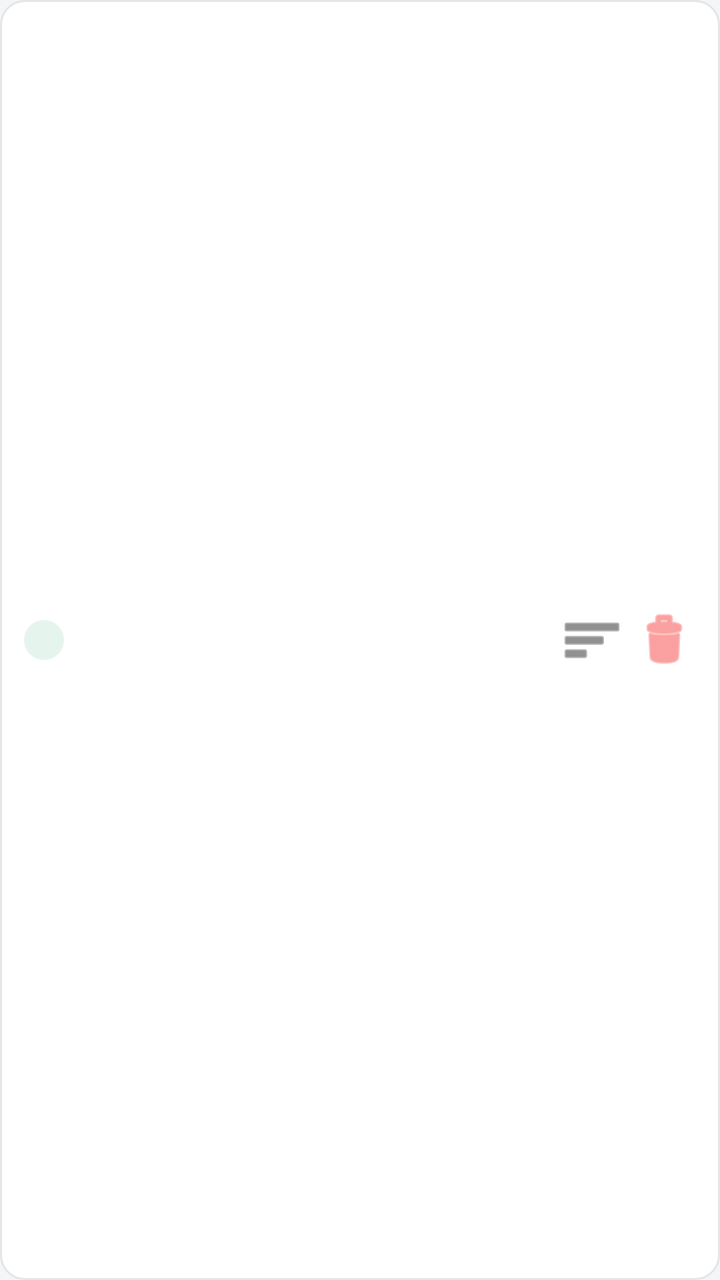
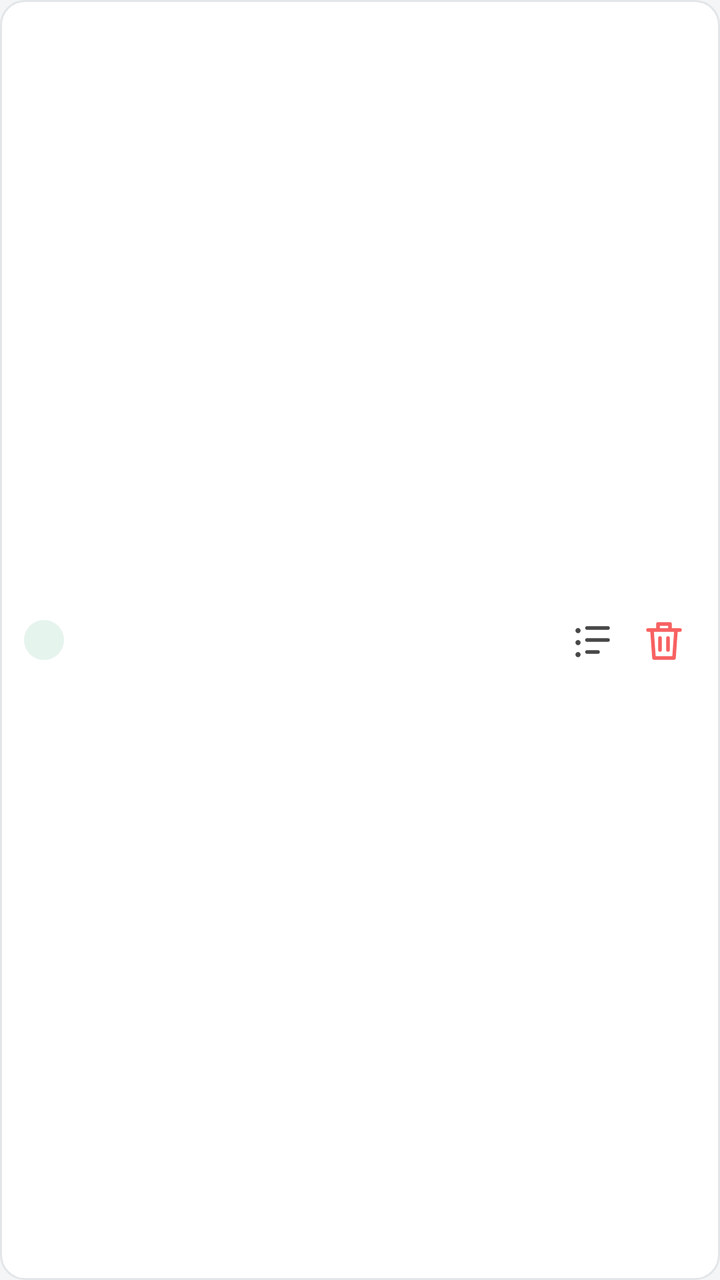

An Android layout rendered at two revisions. The XML below is the earlier revision; the diff shows what the commit changed to produce the second picture.
<!-- AndroidManifest.xml: application theme AppTheme -->
<!-- res/layout/item_sub_action_row.xml -->
<?xml version="1.0" encoding="utf-8"?>
<LinearLayout xmlns:android="http://schemas.android.com/apk/res/android"
    android:layout_width="match_parent"
    android:layout_height="wrap_content"
    android:layout_marginBottom="8dp"
    android:background="@drawable/row_card_ref"
    android:gravity="center_vertical"
    android:orientation="horizontal"
    android:padding="12dp">

    <ImageView
        android:id="@+id/sub_action_icon"
        android:layout_width="20dp"
        android:layout_height="20dp"
        android:background="@drawable/circle_icon_bg"
        android:padding="2dp" />

    <TextView
        android:id="@+id/sub_action_title"
        android:layout_width="0dp"
        android:layout_height="wrap_content"
        android:layout_marginStart="8dp"
        android:layout_weight="1"
        android:textColor="@color/ref_title"
        android:textSize="15sp" />

    <ImageButton
        android:id="@+id/sub_action_list"
        android:layout_width="32dp"
        android:layout_height="32dp"
        android:layout_marginStart="8dp"
        android:background="?attr/selectableItemBackgroundBorderless"
        android:contentDescription="@string/rec_sub_list_desc"
        android:src="@android:drawable/ic_menu_sort_by_size"
        android:tint="@color/ref_title" />

    <ImageButton
        android:id="@+id/sub_action_delete"
        android:layout_width="32dp"
        android:layout_height="32dp"
        android:layout_marginStart="4dp"
        android:background="?attr/selectableItemBackgroundBorderless"
        android:contentDescription="@string/rec_delete"
        android:src="@android:drawable/ic_menu_delete"
        android:tint="@color/ref_red" />
</LinearLayout>
<!-- resources referenced by this layout -->
<resources>
  <color name="ref_red">#F86161</color>
  <color name="ref_title">#474747</color>
  <!-- drawable circle_icon_bg (drawable) -->
  <?xml version="1.0" encoding="utf-8"?>
  <shape xmlns:android="http://schemas.android.com/apk/res/android"
      android:shape="oval">
      <solid android:color="#E6F4EE" />
  </shape>
  <!-- drawable row_card_ref (drawable) -->
  <?xml version="1.0" encoding="utf-8"?>
  <shape xmlns:android="http://schemas.android.com/apk/res/android"
      android:shape="rectangle">
      <solid android:color="@color/ref_card" />
      <corners android:radius="12dp" />
      <stroke
          android:width="1dp"
          android:color="@color/ref_card_stroke" />
  </shape>
  <string name="rec_delete">Delete</string>
  <string name="rec_sub_list_desc">Edit action</string>
  <style name="AppTheme" parent="Theme.MaterialComponents.DayNight.NoActionBar">
          <item name="colorPrimary">@color/accent</item>
          <item name="colorPrimaryDark">@color/accent</item>
          <item name="colorAccent">@color/accent</item>
          <item name="android:windowBackground">@color/background</item>
      </style>
  <color name="ref_card">#FFFFFF</color>
  <color name="ref_card_stroke">#E2E6E9</color>
  <color name="accent">#0E7C5B</color>
  <color name="background">#F4F5F7</color>
</resources>

<!-- the commit's change to res/layout/item_sub_action_row.xml (unified diff, before → after) -->
@@ -30,8 +30,8 @@
         android:layout_height="32dp"
         android:layout_marginStart="8dp"
         android:background="?attr/selectableItemBackgroundBorderless"
-        android:contentDescription="@string/rec_sub_list_desc"
-        android:src="@android:drawable/ic_menu_sort_by_size"
+        android:contentDescription="@string/ui_sub_list_desc"
+        android:src="@drawable/ic_ui_list"
         android:tint="@color/ref_title" />
 
     <ImageButton
@@ -40,7 +40,7 @@
         android:layout_height="32dp"
         android:layout_marginStart="4dp"
         android:background="?attr/selectableItemBackgroundBorderless"
-        android:contentDescription="@string/rec_delete"
-        android:src="@android:drawable/ic_menu_delete"
+        android:contentDescription="@string/ui_sub_delete_desc"
+        android:src="@drawable/ic_ref_delete"
         android:tint="@color/ref_red" />
 </LinearLayout>
<!-- resource entries referenced after the edit -->
@@ -8,6 +8,45 @@
       android:shape="oval">
       <solid android:color="#E6F4EE" />
   </shape>
+  <!-- drawable ic_ref_delete (drawable) -->
+  <?xml version="1.0" encoding="utf-8"?>
+  <vector xmlns:android="http://schemas.android.com/apk/res/android"
+      android:width="24dp"
+      android:height="24dp"
+      android:viewportWidth="24"
+      android:viewportHeight="24">
+      <path
+          android:fillColor="#00000000"
+          android:strokeColor="#000000"
+          android:strokeWidth="1.8"
+          android:strokeLineCap="round"
+          android:strokeLineJoin="round"
+          android:pathData="M4,7 H20 M9,7 V4 H15 V7 M6,7 L7,21 H17 L18,7 M10,11 V17 M14,11 V17" />
+  </vector>
+  <!-- drawable ic_ui_list (drawable) -->
+  <?xml version="1.0" encoding="utf-8"?>
+  <vector xmlns:android="http://schemas.android.com/apk/res/android"
+      android:width="24dp"
+      android:height="24dp"
+      android:viewportWidth="24"
+      android:viewportHeight="24">
+      <path
+          android:fillColor="#00000000"
+          android:strokeColor="#000000"
+          android:strokeWidth="1.8"
+          android:strokeLineCap="round"
+          android:strokeLineJoin="round"
+          android:pathData="M9.5,6 H20 M9.5,12 H20 M9.5,18 H15" />
+      <path
+          android:fillColor="#000000"
+          android:pathData="M5,6 a1.3,1.3 0 1,0 0.01,0" />
+      <path
+          android:fillColor="#000000"
+          android:pathData="M5,12 a1.3,1.3 0 1,0 0.01,0" />
+      <path
+          android:fillColor="#000000"
+          android:pathData="M5,18 a1.3,1.3 0 1,0 0.01,0" />
+  </vector>
   <!-- drawable row_card_ref (drawable) -->
   <?xml version="1.0" encoding="utf-8"?>
   <shape xmlns:android="http://schemas.android.com/apk/res/android"
@@ -18,8 +57,8 @@
           android:width="1dp"
           android:color="@color/ref_card_stroke" />
   </shape>
-  <string name="rec_delete">Delete</string>
-  <string name="rec_sub_list_desc">Edit action</string>
+  <string name="ui_sub_delete_desc">Delete</string>
+  <string name="ui_sub_list_desc">Edit action</string>
   <style name="AppTheme" parent="Theme.MaterialComponents.DayNight.NoActionBar">
           <item name="colorPrimary">@color/accent</item>
           <item name="colorPrimaryDark">@color/accent</item>
